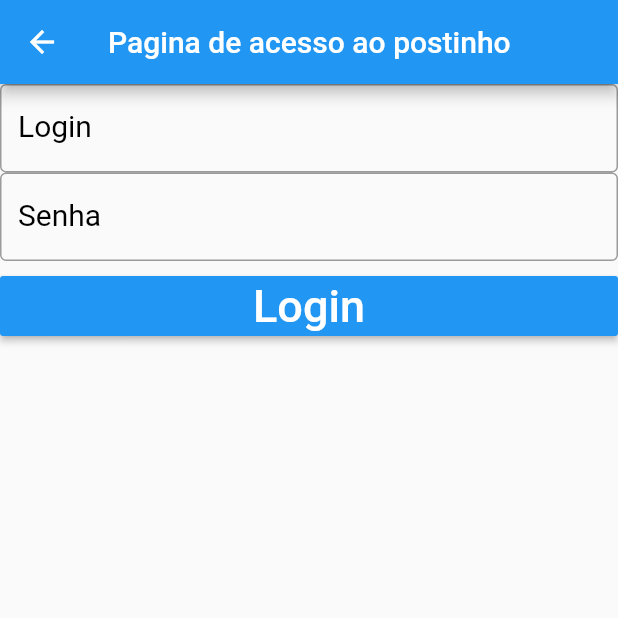
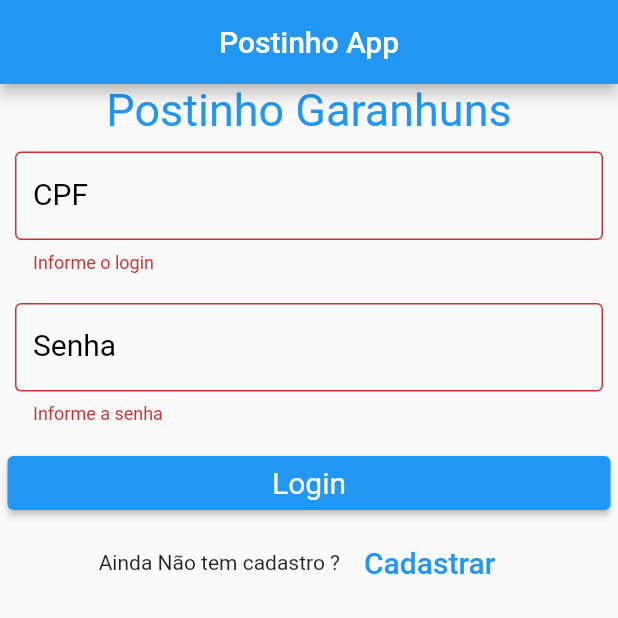
Before and after one commit to lyra-solfieri/Flutter_Mobile, a Flutter app: the screen it shows after launch, after a tap on "Login", on a phone screen of 412 x 824 dp, the top half of it. Run offline on Flutter 3.47's test engine with Material 2 defaults, Android fonts, the phone set to English and light mode, and no system bars.

Commit message:
login modificado

```diff
--- a/lib/main.dart
+++ b/lib/main.dart
@@ -1,6 +1,6 @@
 import 'package:app_saude/pages/cadastro_page.dart';
 import 'package:app_saude/pages/login_page.dart';
-import 'package:app_saude/pages/inicial_page.dart';
+import 'package:app_saude/pages/principal_page.dart';
 import 'package:flutter/material.dart';
 
 main(List<String> args) => runApp(Myapp());
@@ -15,11 +15,10 @@ class Myapp extends StatelessWidget {
       debugShowCheckedModeBanner: false,
       initialRoute: '/',
       routes: {
-        '/': (context) => InicialPage(),
-        '/login': (context) => LoginPage(),
+        '/': (context) => LoginPage(),
         '/cadastro': (context) => CadastroPage(),
+        '/menu': (context) => TelaPrincipal(),
       },
-      //home: LoginPage(),
     );
   }
 }
--- a/lib/pages/inicial_page.dart
+++ /dev/null
@@ -1,39 +0,0 @@
-import 'package:flutter/material.dart';
-
-class InicialPage extends StatelessWidget {
-  const InicialPage({Key key}) : super(key: key);
-
-  @override
-  Widget build(BuildContext context) {
-    final ButtonStyle style =
-        ElevatedButton.styleFrom(textStyle: const TextStyle(fontSize: 40));
-
-    return Scaffold(
-      appBar: AppBar(
-        title: Text("PostinhoApp"),
-      ),
-      body: Center(
-        child: Column(
-          mainAxisAlignment: MainAxisAlignment.center,
-          children: <Widget>[
-            ElevatedButton(
-              onPressed: () {
-                Navigator.pushNamed(context, '/login');
-              },
-              style: style,
-              child: Text('Login'),
-            ),
-            const SizedBox(height: 30),
-            ElevatedButton(
-              onPressed: () {
-                Navigator.pushNamed(context, '/cadastro');
-              },
-              style: style,
-              child: Text("Cadastro"),
-            ),
-          ],
-        ),
-      ),
-    );
-  }
-}
--- a/lib/pages/login_page.dart
+++ b/lib/pages/login_page.dart
@@ -4,6 +4,8 @@ class LoginPage extends StatelessWidget {
   //const LoginPage({Key key}) : super(key: key);
   final _tLogin = TextEditingController();
   final _tSenha = TextEditingController();
+  final ButtonStyle style =
+      ElevatedButton.styleFrom(textStyle: const TextStyle(fontSize: 20));
 
   final GlobalKey<FormState> _formKey = GlobalKey<FormState>();
 
@@ -11,7 +13,8 @@ class LoginPage extends StatelessWidget {
   Widget build(BuildContext context) {
     return Scaffold(
       appBar: AppBar(
-        title: Text('Pagina de acesso ao postinho'),
+        title: Text("Postinho App"),
+        centerTitle: true,
       ),
       body: _body(context),
     );
@@ -36,29 +39,42 @@ class LoginPage extends StatelessWidget {
       key: _formKey,
       child: ListView(
         children: <Widget>[
+          Text(
+            'Postinho Garanhuns',
+            style: TextStyle(
+              fontSize: 30,
+              color: Colors.blue,
+            ),
+            textAlign: TextAlign.center,
+          ),
           textFormLogin(),
           textFormFieldSenha(),
           containerButton(context),
+          cadastroForm(context),
         ],
       ),
     );
   }
 
-  TextFormField textFormLogin() {
-    return TextFormField(
+  Container textFormLogin() {
+    return Container(
+        padding: EdgeInsets.all(10),
+        child: TextFormField(
             controller: _tLogin,
             validator: _validateLogin,
             keyboardType: TextInputType.text,
             style: TextStyle(color: Colors.black),
             decoration: InputDecoration(
                 border: OutlineInputBorder(),
-            labelText: "Login",
+                labelText: "CPF",
                 labelStyle: TextStyle(fontSize: 20.0, color: Colors.black),
-            hintText: "Informe o login"));
+                hintText: "Informe o login")));
   }
 
-  TextFormField textFormFieldSenha() {
-    return TextFormField(
+  Container textFormFieldSenha() {
+    return Container(
+        padding: EdgeInsets.all(10),
+        child: TextFormField(
           controller: _tSenha,
           validator: _validateSenha,
           obscureText: true,
@@ -70,7 +86,7 @@ class LoginPage extends StatelessWidget {
             labelStyle: TextStyle(fontSize: 20.0, color: Colors.black),
             hintText: "Informe a senha",
           ),
-    );
+        ));
   }
 
   _onClickLogin(BuildContext context) {
@@ -86,17 +102,34 @@ class LoginPage extends StatelessWidget {
 
   Container containerButton(BuildContext context) {
     return Container(
-      height: 40.0,
-      margin: EdgeInsets.only(top: 10),
-      child: RaisedButton(
-        color: Colors.blue,
-        child: Text(
-          "Login",
-          style: TextStyle(color: Colors.white, fontSize: 30.0),
-        ),
+      padding: EdgeInsets.all(5),
+      child: ElevatedButton(
         onPressed: () {
           _onClickLogin(context);
         },
+        style: style,
+        child: Text('Login'),
+      ),
+    );
+  }
+
+  Container cadastroForm(BuildContext context) {
+    return Container(
+      child: Row(
+        mainAxisAlignment: MainAxisAlignment.center,
+        children: <Widget>[
+          Text('Ainda Não tem cadastro ?'),
+          FlatButton(
+            textColor: Colors.blue,
+            child: Text(
+              'Cadastrar',
+              style: TextStyle(fontSize: 20),
+            ),
+            onPressed: () {
+              Navigator.pushNamed(context, '/cadastro');
+            },
+          ),
+        ],
       ),
     );
   }
```
Also changed, not shown: lib/pages/cadastro_page.dart (+39 -1 lines), lib/pages/principal_page.dart (added, +14 -0 lines). Lines whose indentation alone changed are shown as unchanged.
